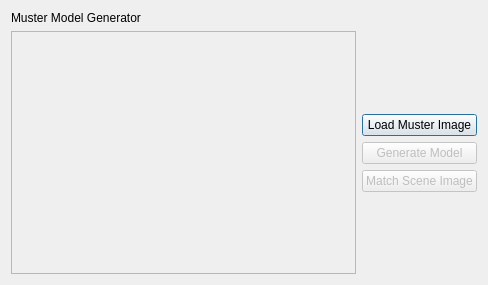
This is demos/BookDetector/src/gui/MainDlg.ui in KevinEmiya/simpleCV as Qt 5 draws it before an edit. The edited form follows.
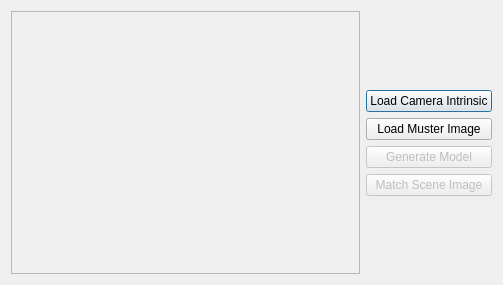
This is the edited form.

Diff of the .ui file:
```diff
--- a/demos/BookDetector/src/gui/MainDlg.ui
+++ b/demos/BookDetector/src/gui/MainDlg.ui
@@ -6,7 +6,7 @@
    <rect>
     <x>0</x>
     <y>0</y>
-    <width>488</width>
+    <width>503</width>
     <height>285</height>
    </rect>
   </property>
@@ -14,16 +14,6 @@
    <string>Book Feature Capturer</string>
   </property>
   <layout class="QVBoxLayout" name="verticalLayout_2">
-   <item>
-    <widget class="QLabel" name="label">
-     <property name="styleSheet">
-      <string notr="true">font: 75 14pt &quot;Ubuntu Mono&quot;;</string>
-     </property>
-     <property name="text">
-      <string>Muster Model Generator</string>
-     </property>
-    </widget>
-   </item>
    <item>
     <layout class="QHBoxLayout" name="horizontalLayout">
      <item>
@@ -63,6 +53,13 @@
          </property>
         </spacer>
        </item>
+       <item>
+        <widget class="QPushButton" name="btnLoadCamInt">
+         <property name="text">
+          <string>Load Camera Intrinsic</string>
+         </property>
+        </widget>
+       </item>
        <item>
         <widget class="QPushButton" name="btnLoad">
          <property name="text">
```
Left out of the diff: 2 changed lines with no effect on the pictures.
